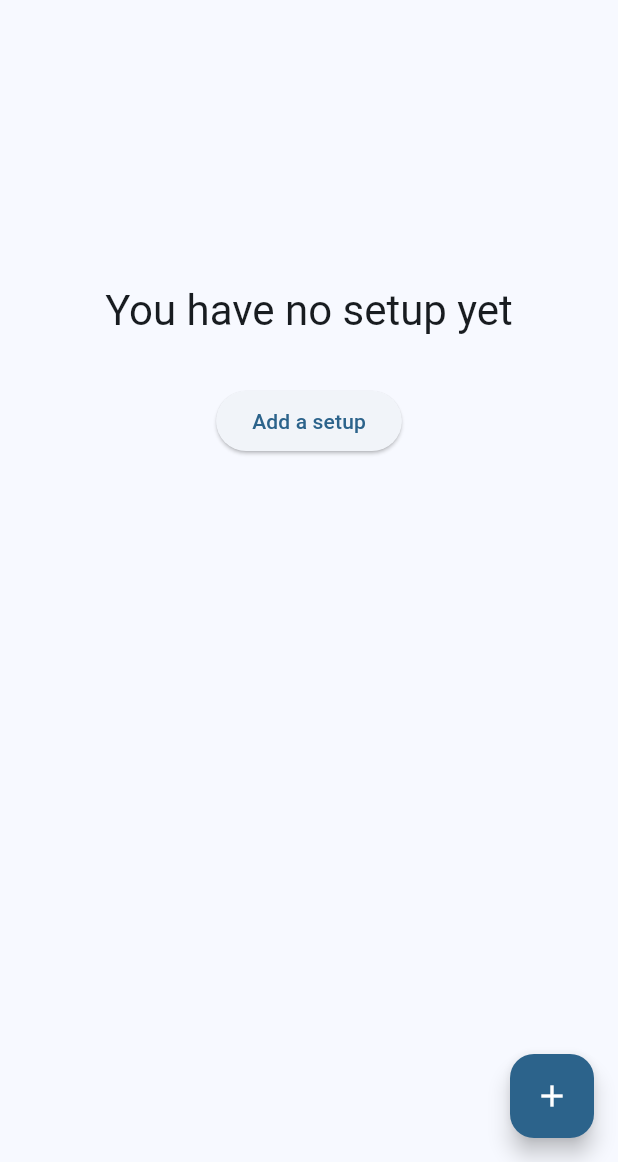
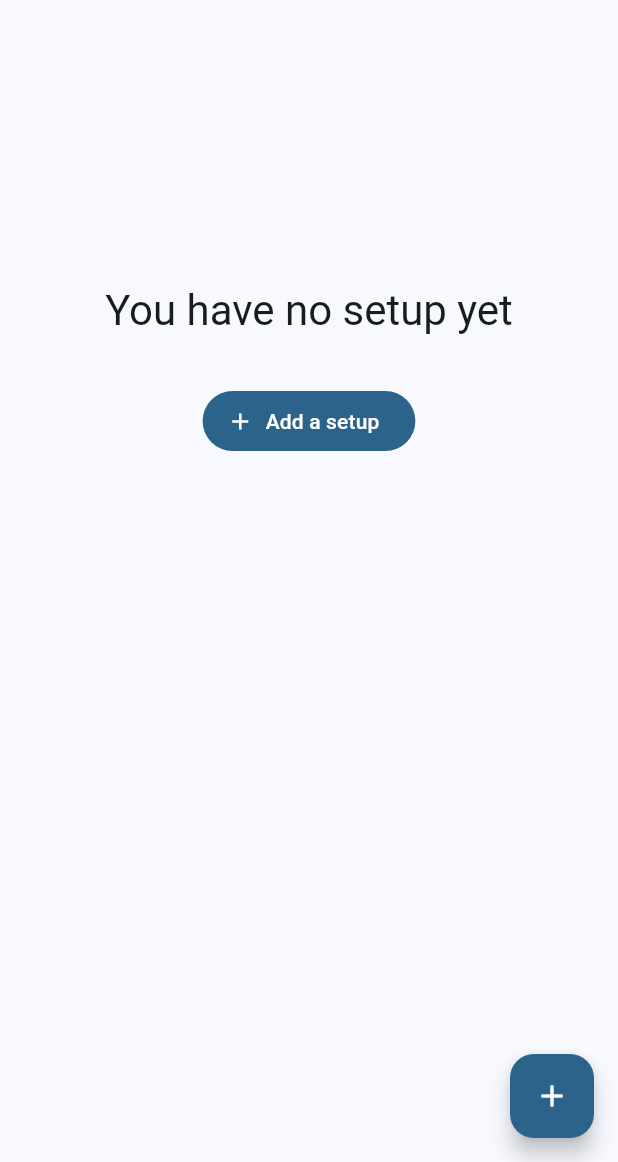
Before and after one commit to pec0ra/suspension_setup, a Flutter app: the screen it shows after launch, on a phone screen of 412 x 824 dp, the part 74-1236 px from its top. Run offline on Flutter 3.47's test engine with Material 3 defaults, Android fonts, the phone set to English and light mode, and no system bars; our stand-ins replace file_picker, flutter_svg.

Commit message:
Layout improvement

```diff
--- a/lib/home_page.dart
+++ b/lib/home_page.dart
@@ -89,9 +89,11 @@ class _HomePageState extends State<HomePage> {
                           style: theme.textTheme.headlineMedium,
                         ),
                       ),
-                      ElevatedButton(
-                          onPressed: createSetup,
-                          child: const Text('Add a setup'))
+                      FilledButton.icon(
+                        onPressed: createSetup,
+                        icon: const Icon(Icons.add),
+                        label: const Text('Add a setup')
+                      )
                     ],
                   ),
                 ),
--- a/lib/models/settings.dart
+++ b/lib/models/settings.dart
@@ -75,6 +75,15 @@ class Settings {
     );
   }
 
+  bool get hasAnyField =>
+      airPressure != null ||
+      volumeSpacer != null ||
+      sag != null ||
+      lsr != null ||
+      hsr != null ||
+      lsc != null ||
+      hsc != null;
+
   Field? fieldFor(SettingType type) => switch (type) {
         SettingType.airPressure => airPressure,
         SettingType.sag => sag,
--- a/lib/models/tyres.dart
+++ b/lib/models/tyres.dart
@@ -5,6 +5,8 @@ class Tyres {
   Field? rear;
 
   Tyres({this.front, this.rear});
+
+  bool get hasAnyField => front != null || rear != null;
 
   factory Tyres.fromJson(Map<String, dynamic>? json) {
     if (json == null) return Tyres();
--- a/lib/setting_tiles.dart
+++ b/lib/setting_tiles.dart
@@ -175,6 +175,7 @@ class FieldEditCard extends StatelessWidget {
       valueListenable: controller.enabled,
       builder: (context, enabled, _) {
         return Card(
+          clipBehavior: Clip.antiAlias,
           child: Column(
             crossAxisAlignment: CrossAxisAlignment.start,
             children: [
```
Also changed, not shown: lib/setup_detail.dart (+50 -9 lines).
